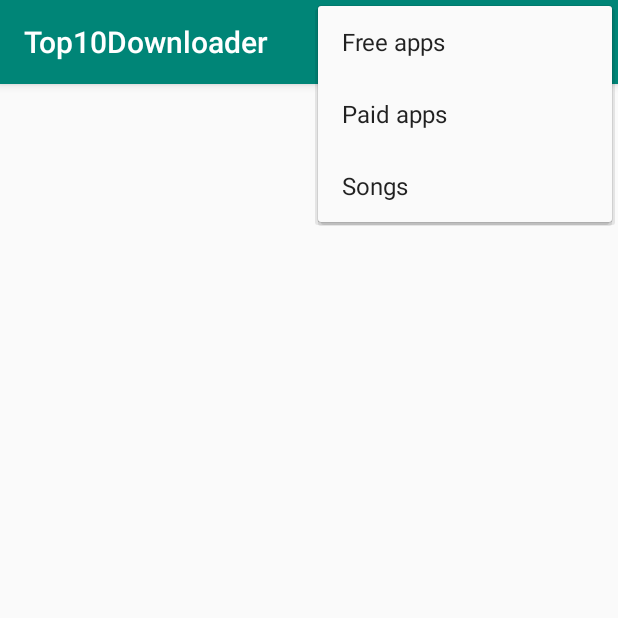
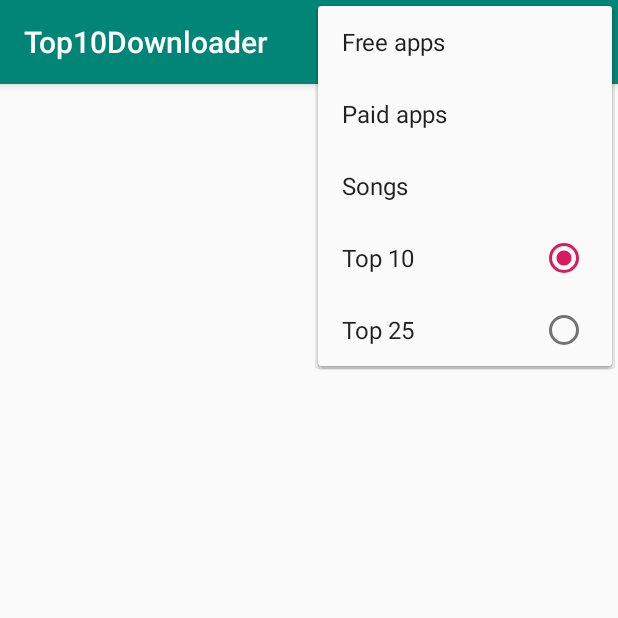
Before and after one commit to Wleturia/Top10DownloaderApp, an Android app: the screen it shows after launch (MainActivity), with the options menu open, on a phone screen of 412 x 824 dp, the top half of it. Run offline under Robolectric (Android 15) with nearby library versions, the phone set to English and light mode, and no system bars; network calls fail.

Commit message:
Menu groups - layout

```diff
--- a/app/src/main/res/menu/feeds_menu.xml
+++ b/app/src/main/res/menu/feeds_menu.xml
@@ -4,4 +4,8 @@
     <item android:title="Free apps" android:id="@+id/mnuFree"/>
     <item android:title="Paid apps" android:id="@+id/mnuPaid"/>
     <item android:title="Songs" android:id="@+id/mnuSongs"/>
+    <group android:id="@+id/mnugrpLimit" android:checkableBehavior="single">
+        <item android:title="Top 10" android:id="@+id/mnu10" android:checked="true"/>
+        <item android:title="Top 25" android:id="@+id/mnu25"/>
+    </group>
 </menu>
```
